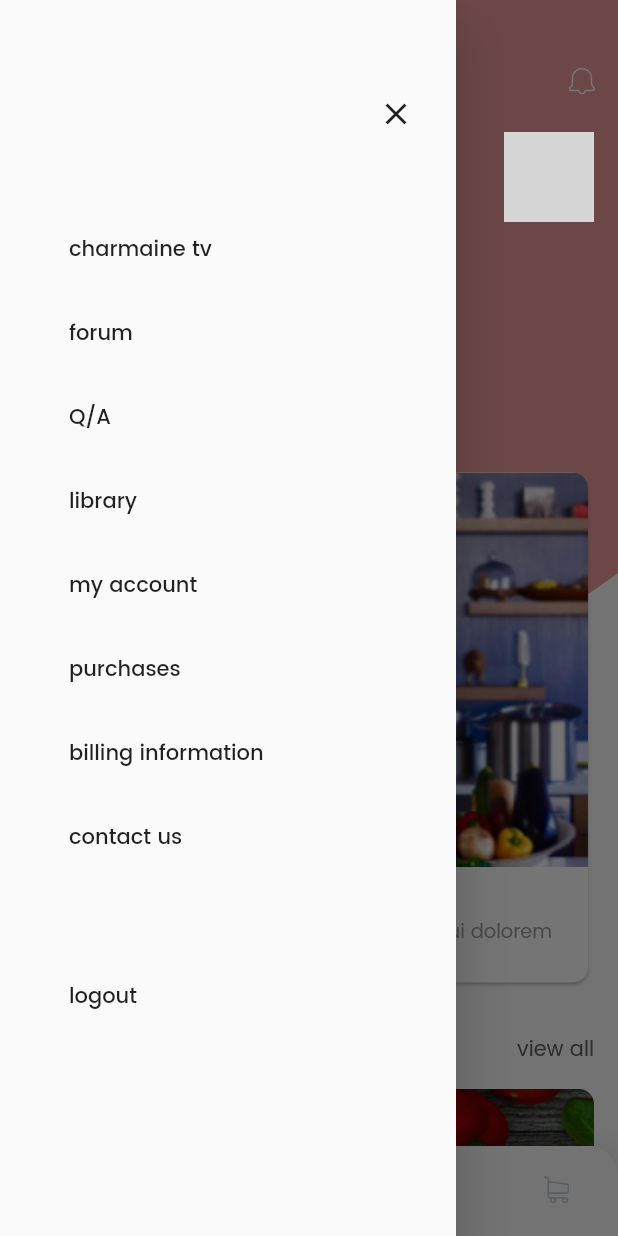
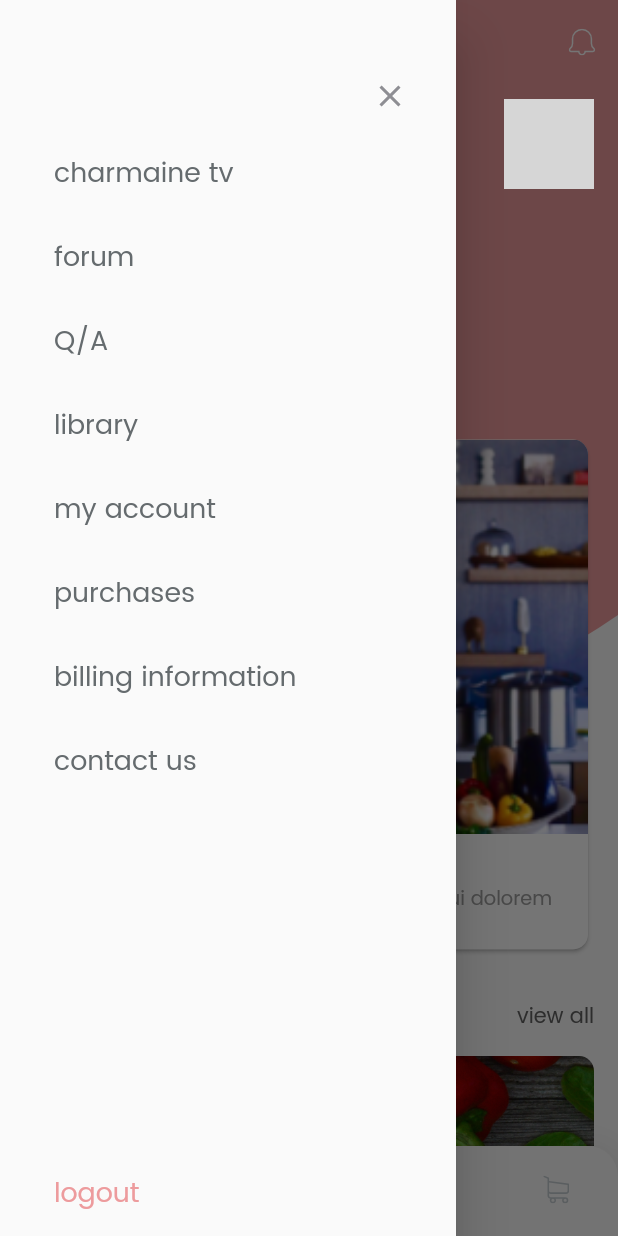
Before and after one commit to relevantsystemsllc/allthingscharmaine, a Flutter app: the HomeScreen screen opened directly, with the side drawer open, on a phone screen of 412 x 824 dp. Run offline on Flutter 3.47's test engine with Material 2 defaults, Android fonts, the phone set to English and light mode, and no system bars; drawn by our look-alikes of page_indicator; our stand-ins replace cloud_firestore, firebase_auth, firebase_storage, flutter_slidable, flutter_svg, get_it and 2 more; accounts and stored records are empty; network calls fail; project files that could hold a hidden picture were left out; grey boxes are pictures that could not be loaded.

Commit message:
Did some updates for the app to reflect that in the design

```diff
--- a/lib/ui/screens/home_screen.dart
+++ b/lib/ui/screens/home_screen.dart
@@ -1,17 +1,14 @@
 import 'package:allthingscharmaine/core/viewmodels/loginviewmodel.dart';
 import 'package:allthingscharmaine/ui/screens/shopscreens/shop2.dart';
-import 'package:allthingscharmaine/ui/screens/signupscreens/name_reg_screen.dart';
 import 'package:allthingscharmaine/ui/screens/tabarscreens/cart_tab_screen.dart';
 import 'package:allthingscharmaine/ui/screens/tabarscreens/home_tab_screen.dart';
 import 'package:allthingscharmaine/ui/screens/tabarscreens/press_tab_screen.dart';
 import 'package:allthingscharmaine/ui/screens/tabarscreens/social_tab_screen.dart';
-import 'package:allthingscharmaine/utils/margin_utils.dart';
+import 'package:allthingscharmaine/ui/widgets/tourewidgets/drawer_widget.dart';
 import 'package:allthingscharmaine/utils/my_colors.dart';
 import 'package:flutter/material.dart';
 import 'package:flutter_svg/flutter_svg.dart';
 import 'package:provider/provider.dart';
-
-import 'otherscreens/order_history.dart';
 
 class HomeScreen extends StatefulWidget {
   @override
@@ -27,6 +24,29 @@ class _HomeScreenState extends State<HomeScreen> {
     return DefaultTabController(
       length: 5,
       child: Scaffold(
+        key: _scaffoldKey,
+        appBar: AppBar(
+          iconTheme: IconThemeData(
+            color: Colors.white,
+          ),
+          brightness: Brightness.dark,
+          backgroundColor: MyColors().pinkActive,
+          leading: IconButton(icon: SvgPicture.asset(
+            "assets/hambmenu.svg",
+            color: Colors.white,
+          ), onPressed: () { _scaffoldKey.currentState.openDrawer();}),
+          elevation: 0.0,
+          actions: <Widget>[
+            IconButton(
+              icon: SvgPicture.asset(
+                "assets/notification.svg",
+                color: Colors.white,
+              ),
+              tooltip: 'Notification',
+              onPressed: () { _scaffoldKey.currentState.openDrawer();},
+            ),
+          ],
+        ),
         // appBar: CustomHomeAppbar(height: 100,),
         body: Stack(children: <Widget>[
           Container(
@@ -79,96 +99,7 @@ class _HomeScreenState extends State<HomeScreen> {
             ),
           ),
         ]),
-        drawer: Drawer(
-          child: ListView(
-            padding: EdgeInsets.fromLTRB(30.0, 26.0, 8.0, 8.0),
-            children: <Widget>[
-              Align(
-                child: Padding(
-                  padding: const EdgeInsets.fromLTRB(8.0, 26.0, 8.0, 8.0),
-                  child: IconButton(
-                    icon: Icon(Icons.clear),
-                    onPressed: () {
-                      Navigator.pop(context);
-                    },
-                  ),
-                ),
-                alignment: Alignment.topRight,
-              ),
-              customYMargin(30),
-              ListTile(
-                title: Text('charmaine tv'),
-                onTap: () {
-                  // Update the state of the app.
-                  // ...
-                },
-              ),
-              ListTile(
-                title: Text('forum'),
-                onTap: () {
-                  // Update the state of the app.
-                  // ...
-                },
-              ),
-              ListTile(
-                title: Text('Q/A'),
-                onTap: () {
-                  // Update the state of the app.
-                  // ...
-                },
-              ),
-              ListTile(
-                title: Text('library'),
-                onTap: () {
-                  // Update the state of the app.
-                  // ...
-                },
-              ),
-              ListTile(
-                title: Text('my account'),
-                onTap: () {
-                  // Update the state of the app.
-                  // ...
-                },
-              ),
-              ListTile(
-                title: Text('purchases'),
-                onTap: () {
-                  Navigator.push(context,
-                      MaterialPageRoute(builder: (context) => OrderHistory()));
-                },
-              ),
-              ListTile(
-                title: Text('billing information'),
-                onTap: () {
-                  // Update the state of the app.
-                  // ...
-                },
-              ),
-              ListTile(
-                title: Text('contact us'),
-                onTap: () {
-                  // Update the state of the app.
-                  // ...
-                },
-              ),
-              customYMargin(50),
-              Align(
-                alignment: Alignment.bottomLeft,
-                child: ListTile(
-                  title: Text('logout'),
-                  onTap: () {
-                    userProvider.signUserOut();
-                    Navigator.pushReplacement(
-                        context,
-                        MaterialPageRoute(
-                            builder: (context) => NameRegScreen()));
-                  },
-                ),
-              )
-            ],
-          ),
-        ),
+        drawer: Drawer(child: NavigationDrawer(),),
       ),
     );
   }
--- a/lib/ui/screens/press/press_article_list_page.dart
+++ b/lib/ui/screens/press/press_article_list_page.dart
@@ -26,6 +26,7 @@ class _PressArticleListState extends State<PressArticleList>{
     });
     return Scaffold(
       appBar: AppBar(
+        backgroundColor: Colors.white,
         centerTitle: true,
         iconTheme: IconThemeData(
           color: CustomColors.TITLE_COLOR,
--- a/lib/ui/screens/press/press_event_list_page.dart
+++ b/lib/ui/screens/press/press_event_list_page.dart
@@ -25,6 +25,7 @@ class _PressEventListSate extends State<PressEventList>{
     });
     return Scaffold(
       appBar: AppBar(
+        backgroundColor: Colors.white,
         centerTitle: true,
         iconTheme: IconThemeData(
           color: CustomColors.TITLE_COLOR,
--- a/lib/ui/screens/press/press_video_list_page.dart
+++ b/lib/ui/screens/press/press_video_list_page.dart
@@ -32,6 +32,7 @@ class _PressVideoListState extends State<PressVideoList>{
     return Scaffold(
       backgroundColor: Colors.white,
       appBar: AppBar(
+        backgroundColor: Colors.white,
         centerTitle: true,
         iconTheme: IconThemeData(
           color: CustomColors.TITLE_COLOR,
--- a/lib/ui/screens/tabarscreens/home_tab_screen.dart
+++ b/lib/ui/screens/tabarscreens/home_tab_screen.dart
@@ -1,7 +1,6 @@
 import 'package:allthingscharmaine/ui/widgets/nwagbawidgets/carousel_view.dart';
 import 'package:allthingscharmaine/ui/widgets/nwagbawidgets/charmaine_radio.dart';
 import 'package:allthingscharmaine/ui/widgets/nwagbawidgets/charmaine_tv.dart';
-import 'package:allthingscharmaine/ui/widgets/nwagbawidgets/custom_home_appbar.dart';
 import 'package:allthingscharmaine/ui/widgets/nwagbawidgets/forum.dart';
 import 'package:allthingscharmaine/ui/widgets/nwagbawidgets/press_view.dart';
 import 'package:allthingscharmaine/ui/widgets/nwagbawidgets/qa_charmaine_view.dart';
@@ -21,10 +20,10 @@ class HomeTabScreen extends StatelessWidget {
         ),
         ListView(
           children: <Widget>[
-            CustomHomeAppbar(
+           /* CustomHomeAppbar(
               height: 10,
               bgColor: Colors.white,
-            ),
+            ),*/
             Padding(
               padding: const EdgeInsets.only(top: 10, right: 16),
               child: Row(
--- a/lib/ui/widgets/tourewidgets/drawer_widget.dart
+++ b/lib/ui/widgets/tourewidgets/drawer_widget.dart
@@ -1,4 +1,5 @@
 import 'package:allthingscharmaine/ui/screens/charmainetv/charmaine_tv_list_page.dart';
+import 'package:allthingscharmaine/utils/custom_colors.dart';
 import 'package:flutter/material.dart';
 
 class NavigationDrawer extends StatelessWidget{
@@ -13,10 +14,12 @@ class NavigationDrawer extends StatelessWidget{
         children: <Widget>[
           SizedBox(height: 40.0,),
         Row(mainAxisAlignment: MainAxisAlignment.end,
-        children: [IconButton(icon: Icon(Icons.close), onPressed: (){ Navigator.pop(context);}) ],),
+        children: [IconButton(icon: Icon(Icons.close, color: CustomColors.TEXT_COLOR,), onPressed: (){ Navigator.pop(context);}) ],),
         Expanded(child: ListView(children: [
           ListTile(
-            title: Text('charmaine tv', style: TextStyle(fontSize: 18.0),),
+            title: Text('charmaine tv', style: TextStyle(fontSize: 18.0, color: CustomColors.TITLE_COLOR,
+              fontFamily: 'Poppins',
+              fontWeight: FontWeight.w400,),),
             onTap: () {
               // Update the state of the app
               // ...
@@ -26,7 +29,9 @@ class NavigationDrawer extends StatelessWidget{
             },
           ),
           ListTile(
-            title: Text('forum', style: TextStyle(fontSize: 18.0),),
+            title: Text('forum', style: TextStyle(fontSize: 18.0, color: CustomColors.TITLE_COLOR,
+              fontFamily: 'Poppins',
+              fontWeight: FontWeight.w400,),),
             onTap: () {
               // Update the state of the app
               // ...
@@ -35,7 +40,9 @@ class NavigationDrawer extends StatelessWidget{
             },
           ),
           ListTile(
-            title: Text('Q/A', style: TextStyle(fontSize: 18.0),),
+            title: Text('Q/A', style: TextStyle(fontSize: 18.0, color: CustomColors.TITLE_COLOR,
+              fontFamily: 'Poppins',
+              fontWeight: FontWeight.w400,),),
             onTap: () {
               // Update the state of the app
               // ...
@@ -44,7 +51,9 @@ class NavigationDrawer extends StatelessWidget{
             },
           ),
           ListTile(
-            title: Text('library', style: TextStyle(fontSize: 18.0),),
+            title: Text('library', style: TextStyle(fontSize: 18.0, color: CustomColors.TITLE_COLOR,
+              fontFamily: 'Poppins',
+              fontWeight: FontWeight.w400,),),
             onTap: () {
               // Update the state of the app
               // ...
@@ -53,7 +62,9 @@ class NavigationDrawer extends StatelessWidget{
             },
           ),
           ListTile(
-            title: Text('my account', style: TextStyle(fontSize: 18.0),),
+            title: Text('my account', style: TextStyle(fontSize: 18.0, color: CustomColors.TITLE_COLOR,
+              fontFamily: 'Poppins',
+              fontWeight: FontWeight.w400,),),
             onTap: () {
               // Update the state of the app
               // ...
@@ -62,7 +73,9 @@ class NavigationDrawer extends StatelessWidget{
             },
           ),
           ListTile(
-            title: Text('purchases', style: TextStyle(fontSize: 18.0),),
+            title: Text('purchases', style: TextStyle(fontSize: 18.0, color: CustomColors.TITLE_COLOR,
+              fontFamily: 'Poppins',
+              fontWeight: FontWeight.w400,),),
             onTap: () {
               // Update the state of the app
               // ...
@@ -71,7 +84,9 @@ class NavigationDrawer extends StatelessWidget{
             },
           ),
           ListTile(
-            title: Text('billing information', style: TextStyle(fontSize: 18.0),),
+            title: Text('billing information', style: TextStyle(fontSize: 18.0, color: CustomColors.TITLE_COLOR,
+              fontFamily: 'Poppins',
+              fontWeight: FontWeight.w400,),),
             onTap: () {
               // Update the state of the app
               // ...
@@ -80,7 +95,9 @@ class NavigationDrawer extends StatelessWidget{
             },
           ),
           ListTile(
-            title: Text('contact us', style: TextStyle(fontSize: 18.0),),
+            title: Text('contact us', style: TextStyle(fontSize: 18.0, color: CustomColors.TITLE_COLOR,
+              fontFamily: 'Poppins',
+              fontWeight: FontWeight.w400,),),
             onTap: () {
               // Update the state of the app
               // ...
@@ -90,7 +107,8 @@ class NavigationDrawer extends StatelessWidget{
           ),
         ],)),
           ListTile(
-            title: Text('logout', style: TextStyle(fontSize: 18.0, color: Color(0xffED9B9D)),),
+            title: Text('logout', style: TextStyle(fontSize: 18.0, color: Color(0xffED9B9D),fontFamily: 'Poppins',
+              fontWeight: FontWeight.w400,),),
             onTap: () {
               // Update the state of the app
               // ...
```
